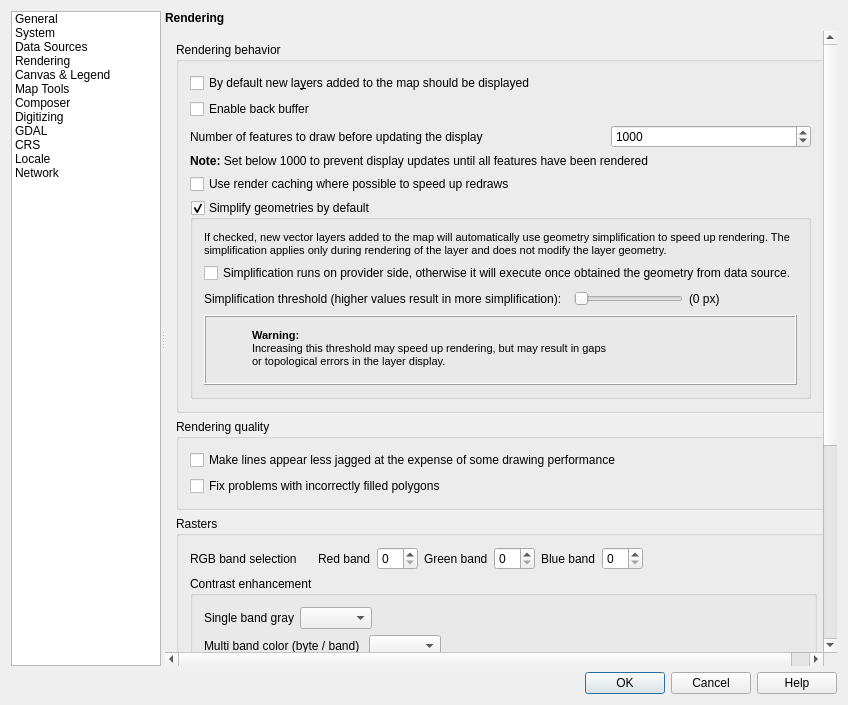
First picture: the form in src/ui/qgsoptionsbase.ui, repository qgis/QGIS, before the edit.
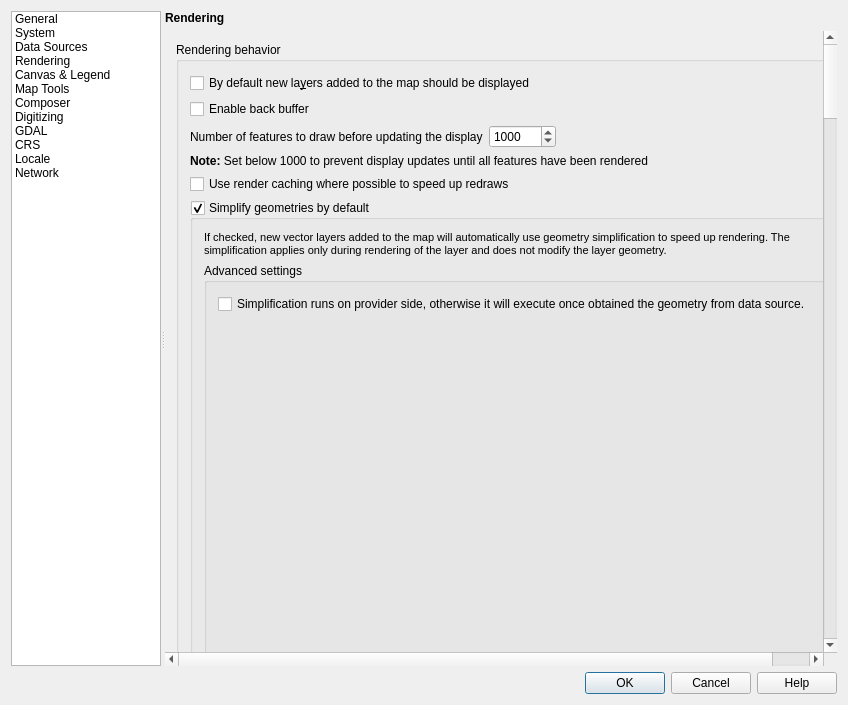
Second picture: the form after the edit. The open tabs and pages were chosen to show the change. Icons and pictures are not drawn. Custom widgets are drawn as their Qt base class.

Commit message: #8725-R: add "Advanced settings" panel

```diff
--- a/src/ui/qgsoptionsbase.ui
+++ b/src/ui/qgsoptionsbase.ui
@@ -1681,7 +1681,7 @@
                     </property>
                    </widget>
                   </item>
-                   <item row="5" column="0">
+                  <item row="5" column="0" colspan="2">
                     <widget class="QGroupBox" name="mSimplifyDrawingGroupBox">
                      <property name="title">
                       <string>Simplify geometries by default</string>
@@ -1714,13 +1714,22 @@
                        </widget>
                       </item>
                       <item row="1" column="2" colspan="3">
+                      <widget class="QgsCollapsibleGroupBox" name="mSimplifyAdvancedGrpBx">
+                       <property name="title">
+                        <string>Advanced settings</string>
+                       </property>
+                       <property name="syncGroup" stdset="0">
+                        <string notr="true">vectormeta</string>
+                       </property>
+                       <layout class="QGridLayout" name="gridLayout_17">
+                        <item row="0" column="1" colspan="4">
                        <widget class="QCheckBox" name="mSimplifyDrawingAtProvider">
                         <property name="text">
                          <string>Simplification runs on provider side, otherwise it will execute once obtained the geometry from data source.</string>
                         </property>
                        </widget>
                       </item>
-                      <item row="5" column="2">
+                        <item row="1" column="1">
                        <widget class="QLabel" name="label_56">
                         <property name="text">
                          <string>Simplification threshold (higher values result in more simplification):  </string>
@@ -1730,8 +1739,14 @@
                         </property>
                        </widget>
                       </item>
-                      <item row="5" column="3">
+                        <item row="1" column="2">
                        <widget class="QSlider" name="mSimplifyDrawingSlider">
+                          <property name="minimumSize">
+                           <size>
+                            <width>130</width>
+                            <height>16777215</height>
+                           </size>
+                          </property>
                         <property name="maximumSize">
                          <size>
                           <width>130</width>
@@ -1764,7 +1779,7 @@
                         </property>
                        </widget>
                       </item>
-                      <item row="5" column="4">
+                        <item row="1" column="3">
                        <widget class="QLabel" name="mSimplifyDrawingPx">
                         <property name="text">
                          <string>(0 px)</string>
@@ -1774,7 +1789,20 @@
                         </property>
                        </widget>
                       </item>
-                      <item row="8" column="2" colspan="3">
+                        <item row="1" column="4">
+                         <spacer name="horizontalSpacer_40">
+                          <property name="orientation">
+                           <enum>Qt::Horizontal</enum>
+                          </property>
+                          <property name="sizeHint" stdset="0">
+                           <size>
+                            <width>20</width>
+                            <height>20</height>
+                           </size>
+                          </property>
+                         </spacer>
+                        </item>                         
+                        <item row="2" column="1" colspan="4">
                        <widget class="QFrame" name="mSimplifyDrawingPanel">
                         <property name="minimumSize">
                          <size>
@@ -1858,22 +1886,12 @@
                         </widget>
                        </widget>
                       </item>
-                      <item row="5" column="4">
-                       <spacer name="horizontalSpacer_40">
-                        <property name="orientation">
-                         <enum>Qt::Horizontal</enum>
-                        </property>
-                        <property name="sizeHint" stdset="0">
-                         <size>
-                          <width>20</width>
-                          <height>20</height>
-                         </size>
-                        </property>
-                       </spacer>
-                      </item>
                      </layout>
                     </widget>
                    </item>
+                    </layout>
+                   </widget>
+                  </item> 
                  </layout>
                 </widget>
                </item>
```
Lines whose indentation alone changed are shown as unchanged. The commit also changes 1 other file.
